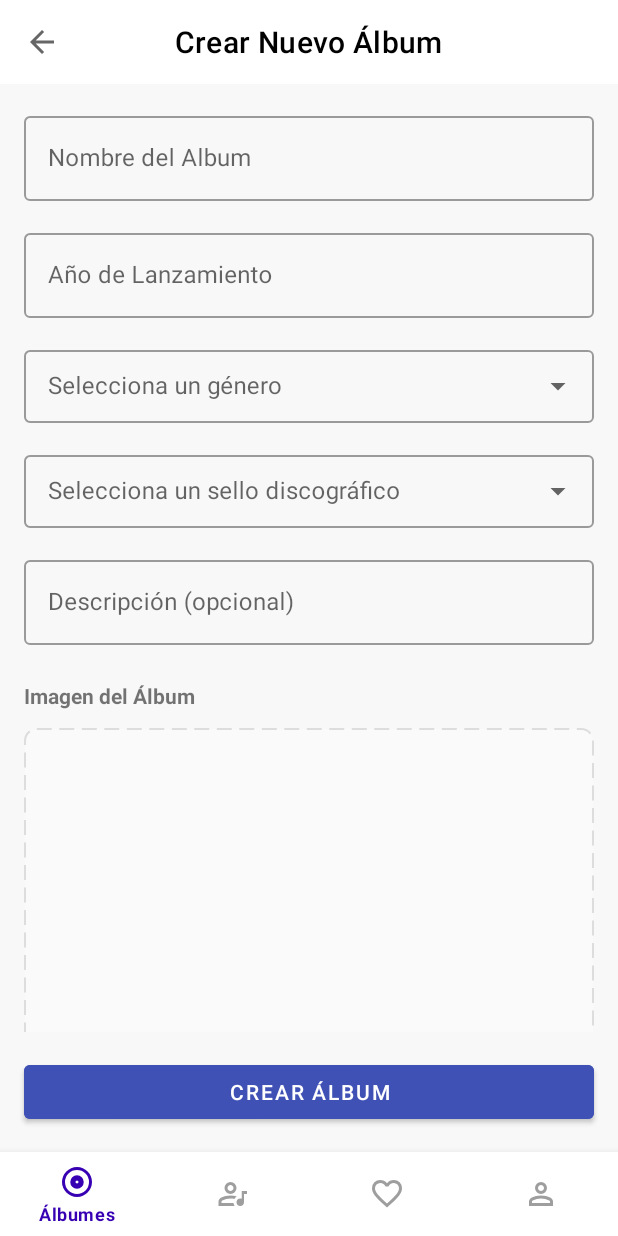
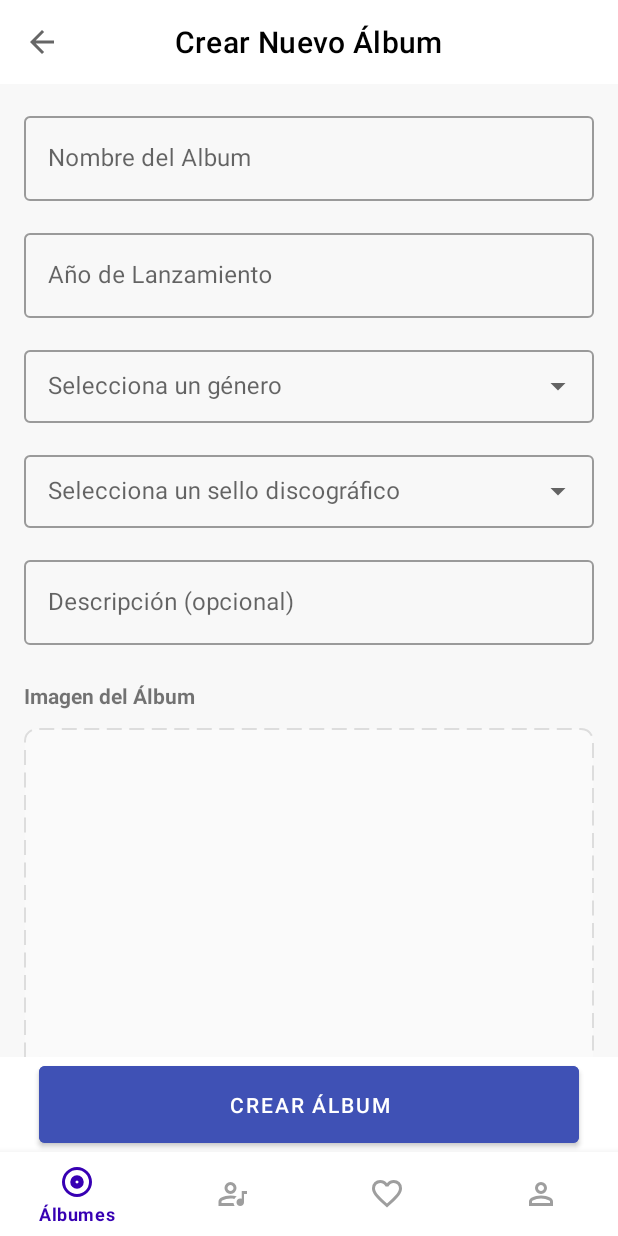
Before and after one commit to JUANES545/VinilosMobileApp, an Android app built with Jetpack Compose: the CreateAlbumFragment screen opened through its navigation route, after a tap on "Toca para subir una imagen", on a phone screen of 412 x 824 dp. Run offline under Robolectric (Android 15) with nearby library versions, the phone set to English and light mode, and no system bars; our stand-ins replace Shimmer, navigation-ui; pictures from the network do not load; 2 statements that could not run were skipped.

Commit message:
Blue fixes (#60)
* Blue fixes

* fix tabs

* albus track create dto fix

* update comments

* add descriptions endpoints

* update gitignore

---------

Co-authored-by: JUANES5545 <juanes.reich@gmail.com>
Co-authored-by: Miguel Alejandro Gómez Alarcón <miguel.gomezalarcon@mercadolibre.com.co>

```diff
--- a/app/src/main/java/com/example/vinilosmobileapp/datasource/local/AlbumDao.kt
+++ b/app/src/main/java/com/example/vinilosmobileapp/datasource/local/AlbumDao.kt
@@ -1,6 +1,4 @@
 package com.example.vinilosmobileapp.datasource.local
 
-
-// Only if we are using Room
 class AlbumDao {
 }
--- a/app/src/main/java/com/example/vinilosmobileapp/repository/AlbumRepository.kt
+++ b/app/src/main/java/com/example/vinilosmobileapp/repository/AlbumRepository.kt
@@ -1,6 +1,5 @@
 package com.example.vinilosmobileapp.repository
 
-import androidx.lifecycle.LiveData
 import androidx.lifecycle.MutableLiveData
 import com.example.vinilosmobileapp.datasource.remote.AlbumServiceAdapter
 import com.example.vinilosmobileapp.model.Album
@@ -12,29 +11,26 @@ import retrofit2.Response
 
 class AlbumRepository {
 
-    private val albumsLiveData = MutableLiveData<List<Album>?>()
     val createAlbumResult = MutableLiveData<Boolean>()
 
-    fun getAlbums(): LiveData<List<Album>?> {
+    fun getAlbumsWithErrorHandler(
+        onSuccess: (List<Album>) -> Unit,
+        onError: (String) -> Unit
+    ) {
         AlbumServiceAdapter.getAlbums().enqueue(object : Callback<List<Album>> {
             override fun onResponse(call: Call<List<Album>>, response: Response<List<Album>>) {
-                if (response.isSuccessful) {
-                    println("✅ GET exitoso: ${response.body()}")
-                    albumsLiveData.value = response.body() ?: emptyList()
+                if (response.isSuccessful && response.body() != null) {
+                    onSuccess(response.body()!!)
                 } else {
-                    println(" Error en GET, código: ${response.code()}")
-                    albumsLiveData.value = null
+                    onError("Código: ${response.code()}")
                 }
             }
 
             override fun onFailure(call: Call<List<Album>>, t: Throwable) {
-                println("Fallo de red en GET: ${t.localizedMessage}")
-                albumsLiveData.value = null
+                onError("No se pudo conectar al servidor. Verifica tu conexión a Internet.")
             }
         })
-        return albumsLiveData
     }
-
 
     fun createAlbum(albumCreateDTO: AlbumCreateDTO) {
         AlbumServiceAdapter.createAlbum(albumCreateDTO).enqueue(object : Callback<Album> {
--- a/app/src/main/java/com/example/vinilosmobileapp/ui/home/HomeViewModel.kt
+++ b/app/src/main/java/com/example/vinilosmobileapp/ui/home/HomeViewModel.kt
@@ -13,13 +13,23 @@ class HomeViewModel : ViewModel() {
     private val _albums = MutableLiveData<List<Album>?>()
     val albums: LiveData<List<Album>?> get() = _albums
 
+    private val _errorMessage = MutableLiveData<String?>()
+    val errorMessage: LiveData<String?> get() = _errorMessage
+
     init {
         fetchAlbums()
     }
 
     fun fetchAlbums() {
-        repository.getAlbums().observeForever { fetchedAlbums ->
-            _albums.value = fetchedAlbums
-        }
+        repository.getAlbumsWithErrorHandler(
+            onSuccess = { fetchedAlbums ->
+                _albums.value = fetchedAlbums
+                _errorMessage.value = null
+            },
+            onError = { error ->
+                _albums.value = null
+                _errorMessage.value = error
+            }
+        )
     }
 }
--- a/app/src/main/res/layout/fragment_create_album.xml
+++ b/app/src/main/res/layout/fragment_create_album.xml
@@ -3,14 +3,14 @@
     xmlns:app="http://schemas.android.com/apk/res-auto"
     xmlns:tools="http://schemas.android.com/tools"
     android:layout_width="match_parent"
-    android:layout_height="match_parent"
-    android:background="@color/white_background">
+    android:layout_height="match_parent">
 
     <ScrollView
         android:id="@+id/scrollViewContent"
         android:layout_width="0dp"
         android:layout_height="0dp"
-        android:padding="16dp"
+        android:background="@color/white_background"
+        android:paddingTop="16dp"
         app:layout_constraintBottom_toTopOf="@id/button_create_album"
         app:layout_constraintEnd_toEndOf="parent"
         app:layout_constraintStart_toStartOf="parent"
@@ -20,7 +20,8 @@
             android:layout_width="match_parent"
             android:layout_height="wrap_content"
             android:gravity="center_horizontal"
-            android:orientation="vertical">
+            android:orientation="vertical"
+            android:paddingHorizontal="16dp">
 
             <!-- Nombre del Album -->
             <com.google.android.material.textfield.TextInputLayout
@@ -140,7 +141,8 @@
                     android:layout_height="wrap_content"
                     android:text="PNG, JPG hasta 5MB"
                     android:textColor="?attr/colorOnSurface"
-                    android:textSize="12sp" />
+                    android:textSize="12sp"
+                    android:visibility="gone" />
             </LinearLayout>
 
             <!-- Seccion de agregar tracks -->
@@ -155,7 +157,8 @@
                 android:id="@+id/recyclerViewTracks"
                 android:layout_width="match_parent"
                 android:layout_height="wrap_content"
-                android:layout_marginTop="8dp" />
+                android:layout_marginTop="8dp"
+                tools:listitem="@layout/item_track" />
 
             <com.google.android.material.button.MaterialButton
                 android:id="@+id/button_add_track"
@@ -163,6 +166,7 @@
                 android:layout_height="wrap_content"
                 android:layout_marginTop="8dp"
                 android:text="Agregar Canción"
+                android:textAllCaps="false"
                 app:icon="@drawable/ic_add"
                 app:iconGravity="textStart" />
 
@@ -178,14 +182,17 @@
                 android:id="@+id/recyclerViewComments"
                 android:layout_width="match_parent"
                 android:layout_height="wrap_content"
-                android:layout_marginTop="8dp" />
+                android:layout_marginTop="8dp"
+                tools:listitem="@layout/item_comment" />
 
             <com.google.android.material.button.MaterialButton
                 android:id="@+id/button_add_comment"
                 android:layout_width="wrap_content"
                 android:layout_height="wrap_content"
                 android:layout_marginTop="8dp"
+                android:layout_marginBottom="26dp"
                 android:text="Agregar Comentario"
+                android:textAllCaps="false"
                 app:icon="@drawable/ic_add"
                 app:iconGravity="textStart" />
         </LinearLayout>
@@ -197,8 +204,9 @@
         style="@style/Widget.MaterialComponents.Button"
         android:layout_width="match_parent"
         android:layout_height="wrap_content"
-        android:layout_margin="16dp"
+        android:layout_marginHorizontal="26dp"
         android:backgroundTint="?attr/colorPrimary"
+        android:padding="16dp"
         android:text="Crear Álbum"
         android:textColor="@android:color/white"
         app:layout_constraintBottom_toBottomOf="parent"
--- a/app/src/main/res/layout/fragment_home.xml
+++ b/app/src/main/res/layout/fragment_home.xml
@@ -70,7 +70,7 @@
                 android:layout_width="wrap_content"
                 android:layout_height="wrap_content"
                 android:gravity="center"
-                android:text="Error de conexión al servidor"
+                android:text="Error de conexión"
                 android:textSize="18sp"
                 android:visibility="gone"
                 app:layout_constraintEnd_toEndOf="parent"
--- a/app/src/main/res/layout/item_comment.xml
+++ b/app/src/main/res/layout/item_comment.xml
@@ -3,7 +3,7 @@
     xmlns:app="http://schemas.android.com/apk/res-auto"
     android:layout_width="match_parent"
     android:layout_height="wrap_content"
-    android:layout_marginHorizontal="12dp"
+    android:layout_marginHorizontal="16dp"
     android:layout_marginVertical="8dp"
     app:cardCornerRadius="12dp"
     app:cardElevation="4dp">
@@ -12,7 +12,8 @@
         android:layout_width="match_parent"
         android:layout_height="wrap_content"
         android:orientation="vertical"
-        android:padding="12dp">
+        android:paddingHorizontal="16dp"
+        android:paddingVertical="12dp">
 
         <TextView
             android:id="@+id/commentDescription"
```
Also changed, not shown: app/src/main/java/com/example/vinilosmobileapp/datasource/remote/AlbumService.kt (+38 -0 lines), app/src/main/java/com/example/vinilosmobileapp/model/dto/AlbumCreateDTO.kt (+5 -8 lines), app/src/main/java/com/example/vinilosmobileapp/ui/album/CreateAlbumFragment.kt (+95 -45 lines), app/src/main/java/com/example/vinilosmobileapp/ui/home/HomeFragment.kt (+29 -9 lines), app/src/main/res/layout/item_track.xml (+10 -7 lines), app/src/main/res/drawable/ic_loading_2.gif (added), 4 other files.
